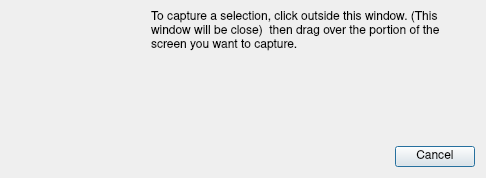
This is Under Construction/Grab.app/Resources/dialog_selection_grab.ui in helloSystem/Utilities as Qt 5 draws it before an edit. The edited form follows.
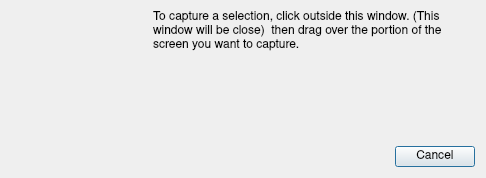
This is the edited form. Icons and pictures are not drawn.

What changed in the file:
```diff
--- a/Under Construction/Grab.app/Resources/dialog_selection_grab.ui
+++ b/Under Construction/Grab.app/Resources/dialog_selection_grab.ui
@@ -32,7 +32,7 @@
    <item>
     <layout class="QVBoxLayout" name="MainVbox" stretch="0,0,0">
      <property name="spacing">
-      <number>6</number>
+      <number>12</number>
      </property>
      <property name="sizeConstraint">
       <enum>QLayout::SetNoConstraint</enum>
@@ -51,6 +51,9 @@
      </property>
      <item>
       <layout class="QHBoxLayout" name="horizontalLayout_2" stretch="0,0,0,0,0">
+       <property name="spacing">
+        <number>12</number>
+       </property>
        <property name="sizeConstraint">
         <enum>QLayout::SetDefaultConstraint</enum>
        </property>
```
